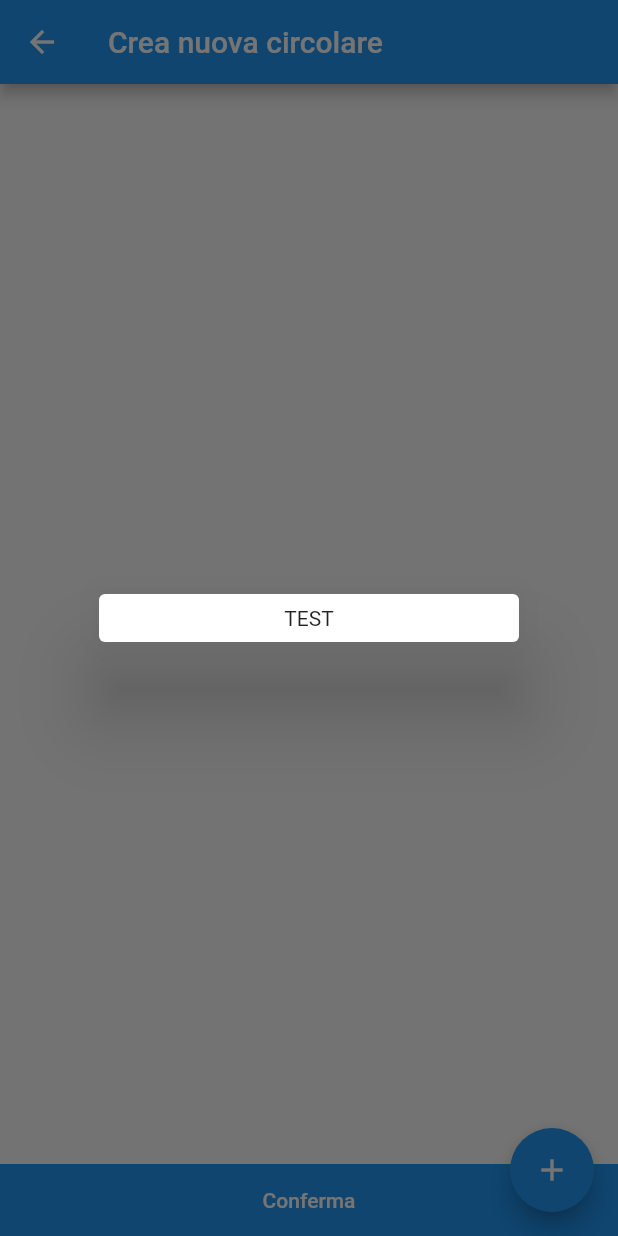
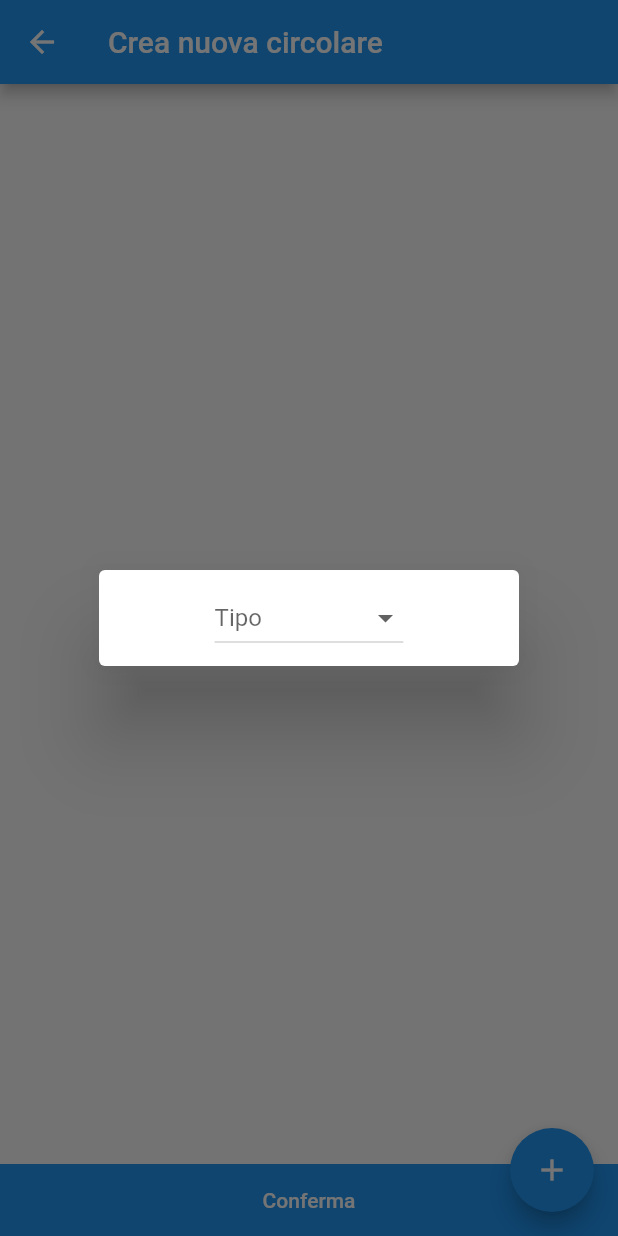
Before and after one commit to alex-sandri/circolari-online, a Flutter app: the CreateCircolarePage screen opened directly, after a tap on the "add" icon, on a phone screen of 412 x 824 dp. Run offline on Flutter 3.47's test engine with Material 2 defaults, Android fonts, the phone set to English and light mode, and no system bars.

Commit message:
Start creating the add input form

```diff
--- a/lib/widget/CreateCircolarePage.dart
+++ b/lib/widget/CreateCircolarePage.dart
@@ -53,7 +53,18 @@ class CreateCircolarePage extends StatelessWidget {
                     child: Column(
                       mainAxisSize: MainAxisSize.min,
                       children: [
-                        Text("TEST"),
+                        DropdownButton<String>(
+                          hint: Text("Tipo"),
+                          items: [
+                            DropdownMenuItem(child: Text("Testo"), value: "string"),
+                            DropdownMenuItem(child: Text("Numero"), value: "num"),
+                            DropdownMenuItem(child: Text("Numero intero"), value: "int"),
+                            DropdownMenuItem(child: Text("Checkbox"), value: "bool"),
+                          ],
+                          onChanged: (type) {
+                            // TODO
+                          }
+                        ),
                       ],
                     ),
                   ),
```
